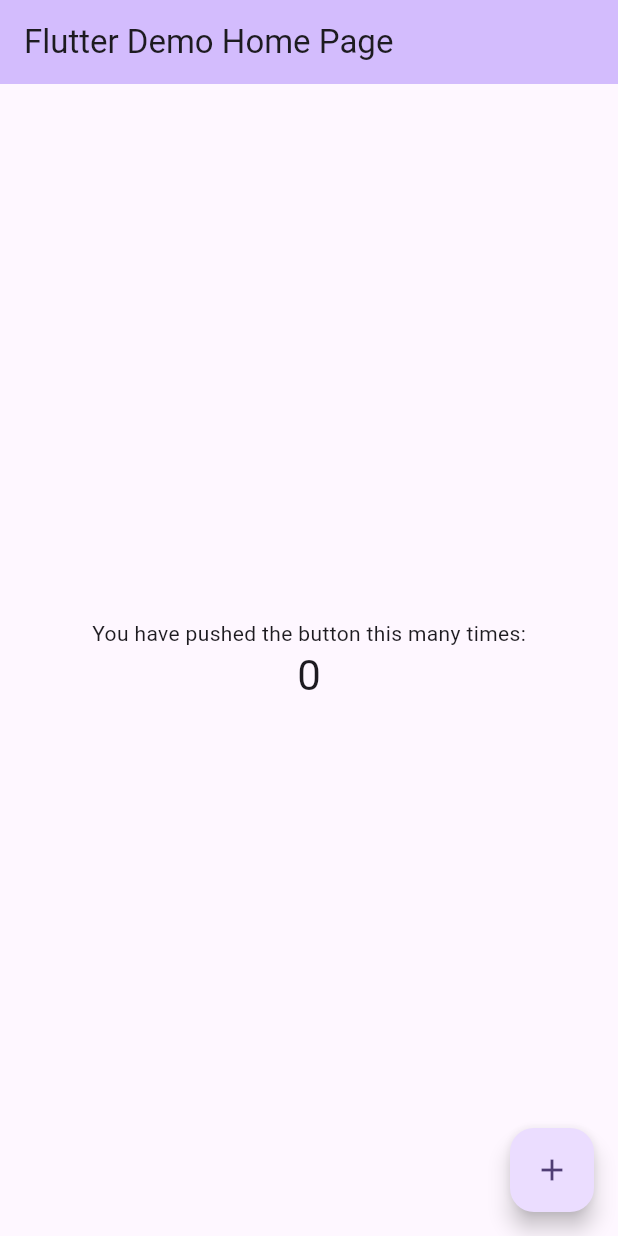
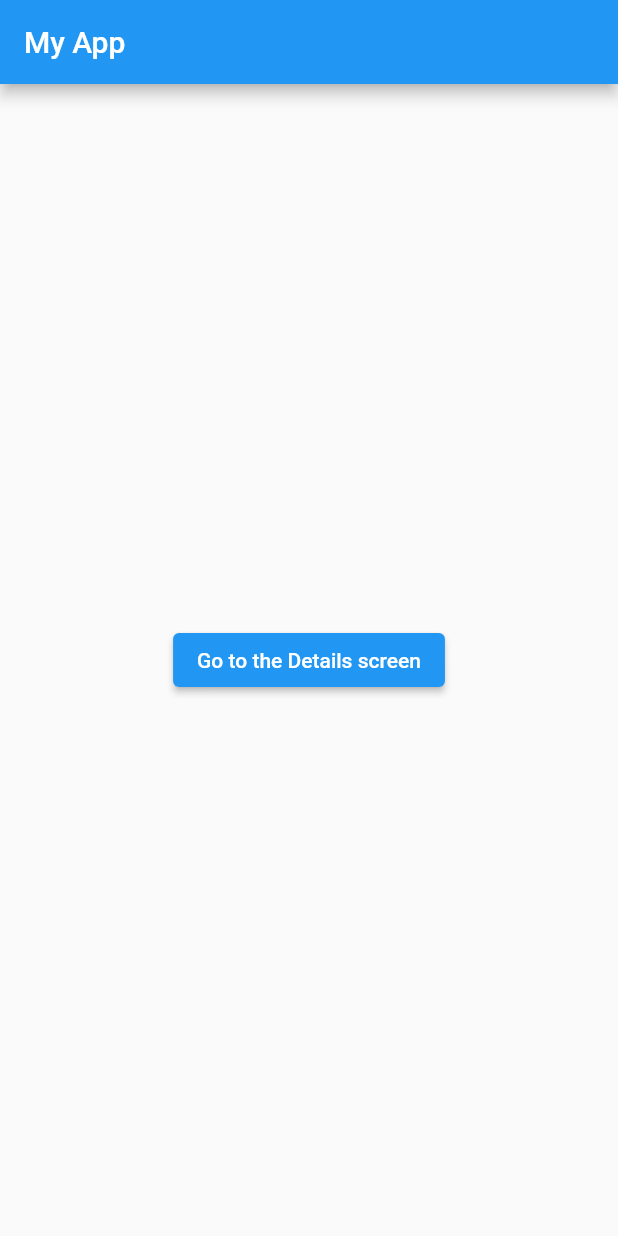
Before and after one commit to krisna31/k31_storyapp_flutter, a Flutter app: the screen it shows after launch, on a phone screen of 412 x 824 dp. Run offline on Flutter 3.47's test engine with Material 2 defaults, Android fonts, the phone set to English and light mode, and no system bars; our stand-ins replace go_router, url_strategy.

Commit message:
initial route

```diff
--- a/lib/main.dart
+++ b/lib/main.dart
@@ -1,69 +1,25 @@
 import 'package:flutter/material.dart';
+import 'package:go_router/go_router.dart';
+import 'package:k31_storyapp_flutter/routes/app_route.dart';
+import 'package:k31_storyapp_flutter/routes/my_route.dart';
+import 'package:k31_storyapp_flutter/routes/route_helper.dart';
+import 'package:url_strategy/url_strategy.dart';
 
-void main() {
-  runApp(const MyApp());
+void main() => configureMain();
+
+void configureMain() {
+  WidgetsFlutterBinding.ensureInitialized();
+  setPathUrlStrategy();
+  runApp(const EntryApp());
 }
 
-class MyApp extends StatelessWidget {
-  const MyApp({super.key});
+class EntryApp extends StatelessWidget {
+  const EntryApp({super.key});
 
   @override
   Widget build(BuildContext context) {
-    return MaterialApp(
-      title: 'Flutter Demo',
-      theme: ThemeData(
-        colorScheme: ColorScheme.fromSeed(seedColor: Colors.deepPurple),
-        useMaterial3: true,
-      ),
-      home: const MyHomePage(title: 'Flutter Demo Home Page'),
+    return MaterialApp.router(
+      routerConfig: MyRoute().router,
     );
   }
 }
-
-class MyHomePage extends StatefulWidget {
-  const MyHomePage({super.key, required this.title});
-
-  final String title;
-
-  @override
-  State<MyHomePage> createState() => _MyHomePageState();
-}
-
-class _MyHomePageState extends State<MyHomePage> {
-  int _counter = 0;
-
-  void _incrementCounter() {
-    setState(() {
-      _counter++;
-    });
-  }
-
-  @override
-  Widget build(BuildContext context) {
-    return Scaffold(
-      appBar: AppBar(
-        backgroundColor: Theme.of(context).colorScheme.inversePrimary,
-        title: Text(widget.title),
-      ),
-      body: Center(
-        child: Column(
-          mainAxisAlignment: MainAxisAlignment.center,
-          children: <Widget>[
-            const Text(
-              'You have pushed the button this many times:',
-            ),
-            Text(
-              '$_counter',
-              style: Theme.of(context).textTheme.headlineMedium,
-            ),
-          ],
-        ),
-      ),
-      floatingActionButton: FloatingActionButton(
-        onPressed: _incrementCounter,
-        tooltip: 'Increment',
-        child: const Icon(Icons.add),
-      ),
-    );
-  }
-}
--- /dev/null
+++ b/lib/routes/app_route.dart
@@ -0,0 +1 @@
+enum AppRoute { splash, login, register, home, error, detailStory }
--- /dev/null
+++ b/lib/routes/my_route.dart
@@ -0,0 +1,49 @@
+import 'package:flutter/material.dart';
+import 'package:go_router/go_router.dart';
+import 'package:k31_storyapp_flutter/routes/app_route.dart';
+import 'package:k31_storyapp_flutter/routes/route_helper.dart';
+import 'package:k31_storyapp_flutter/view/splash/splash_screen.dart';
+import 'package:k31_storyapp_flutter/view/story/stories_screen.dart';
+import 'package:k31_storyapp_flutter/view/story/story_detail_screen.dart';
+
+import '../view/authentication/login_screen.dart';
+import '../view/authentication/register_screen.dart';
+
+class MyRoute {
+  final GoRouter router = GoRouter(
+    routes: [
+      GoRoute(
+        path: RouteHelper.toPath(AppRoute.splash),
+        builder: (BuildContext context, GoRouterState state) {
+          return const SplashScreen();
+        },
+      ),
+      GoRoute(
+        path: RouteHelper.toPath(AppRoute.login),
+        builder: (BuildContext context, GoRouterState state) {
+          return const LoginScreen();
+        },
+      ),
+      GoRoute(
+        path: RouteHelper.toPath(AppRoute.register),
+        builder: (BuildContext context, GoRouterState state) {
+          return const RegisterScreen();
+        },
+      ),
+      GoRoute(
+        path: RouteHelper.toPath(AppRoute.home),
+        builder: (BuildContext context, GoRouterState state) {
+          return const StoriesScreen();
+        },
+      ),
+      GoRoute(
+        path: RouteHelper.toPath(AppRoute.detailStory),
+        builder: (BuildContext context, GoRouterState state) {
+          return StoryDetailScreen(
+            storyId: state.pathParameters['storyId'],
+          );
+        },
+      ),
+    ],
+  );
+}
--- /dev/null
+++ b/lib/routes/route_helper.dart
@@ -0,0 +1,60 @@
+import 'package:k31_storyapp_flutter/routes/app_route.dart';
+
+class RouteHelper {
+  static String toPath(AppRoute route) {
+    switch (route) {
+      case AppRoute.home:
+        return "/";
+      case AppRoute.login:
+        return "/login";
+      case AppRoute.register:
+        return "/register";
+      case AppRoute.splash:
+        return "/splash";
+      case AppRoute.error:
+        return "/error";
+      case AppRoute.detailStory:
+        return "/:storyId";
+      default:
+        return "/";
+    }
+  }
+
+  static String toName(AppRoute route) {
+    switch (route) {
+      case AppRoute.home:
+        return "HOME";
+      case AppRoute.login:
+        return "LOGIN";
+      case AppRoute.register:
+        return "REGISTER";
+      case AppRoute.splash:
+        return "SPLASH";
+      case AppRoute.error:
+        return "ERROR";
+      case AppRoute.detailStory:
+        return "START";
+      default:
+        return "HOME";
+    }
+  }
+
+  static String toTitle(AppRoute route) {
+    switch (route) {
+      case AppRoute.home:
+        return "My App";
+      case AppRoute.login:
+        return "Log In";
+      case AppRoute.register:
+        return "Register";
+      case AppRoute.splash:
+        return "Splash";
+      case AppRoute.error:
+        return "Error";
+      case AppRoute.detailStory:
+        return "Welcome to My App";
+      default:
+        return "My App";
+    }
+  }
+}
--- /dev/null
+++ b/lib/view/story/stories_screen.dart
@@ -0,0 +1,26 @@
+import 'package:flutter/material.dart';
+import 'package:go_router/go_router.dart';
+
+import '../../routes/app_route.dart';
+import '../../routes/route_helper.dart';
+
+class StoriesScreen extends StatelessWidget {
+  const StoriesScreen({super.key});
+
+  @override
+  Widget build(BuildContext context) {
+    return Scaffold(
+      appBar: AppBar(
+        title: Text(
+          RouteHelper.toTitle(AppRoute.home),
+        ),
+      ),
+      body: Center(
+        child: ElevatedButton(
+          onPressed: () => context.go('/11243'),
+          child: const Text('Go to the Details screen'),
+        ),
+      ),
+    );
+  }
+}
--- a/pubspec.yaml
+++ b/pubspec.yaml
@@ -42,6 +42,7 @@ dependencies:
   image_picker: ^1.0.1
   image_picker_windows: ^0.2.1
   provider: ^6.0.5
+  url_strategy: ^0.2.0
 
 dev_dependencies:
   flutter_test:
```
Also changed, not shown: lib/view/authentication/login_screen.dart (added, +22 -0 lines), lib/view/authentication/register_screen.dart (added, +22 -0 lines), lib/view/splash/splash_screen.dart (added, +22 -0 lines), lib/view/story/story_detail_screen.dart (added, +27 -0 lines), pubspec.lock, 2 other files.
